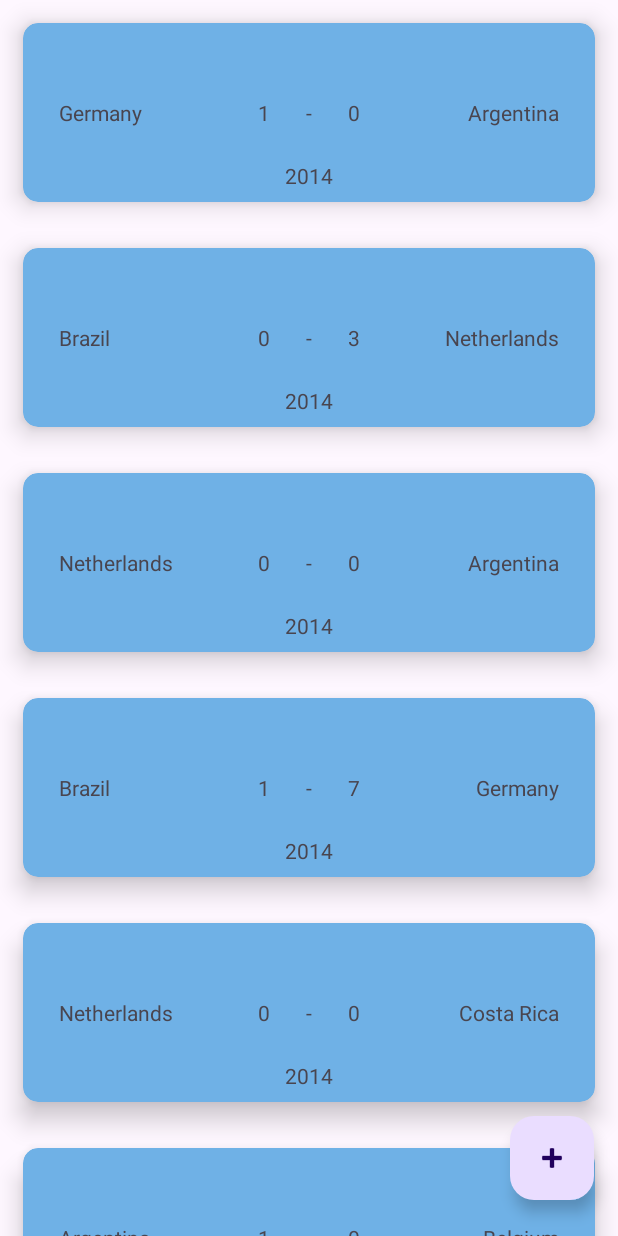
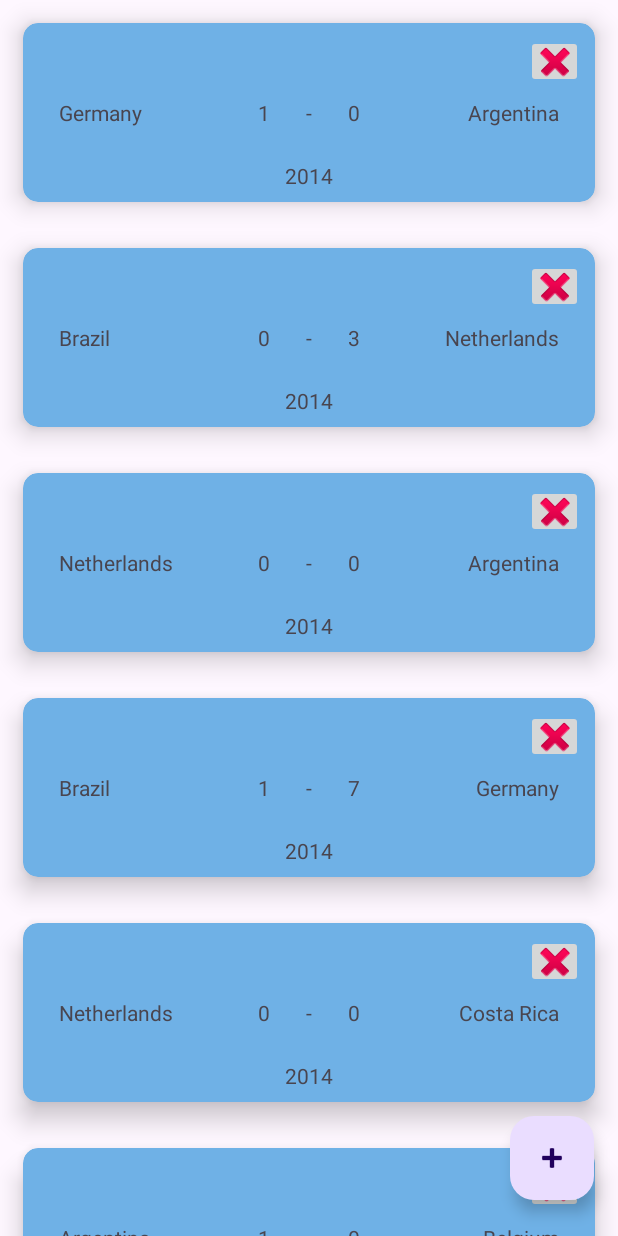
Before and after one commit to MostafaMohamed2002/BK_Programmer_Project_1, an Android app: the screen it shows after launch (MainActivity), on a phone screen of 412 x 824 dp. Run offline under Robolectric (Android 15) with nearby library versions, the phone set to English and light mode, and no system bars.

```diff
--- a/app/src/main/res/layout/card_view_item.xml
+++ b/app/src/main/res/layout/card_view_item.xml
@@ -76,5 +76,16 @@
             app:layout_constraintBottom_toBottomOf="parent"
             app:layout_constraintEnd_toEndOf="parent"
             app:layout_constraintStart_toStartOf="parent" />
+
+        <ImageButton
+            android:id="@+id/imageButton"
+            android:layout_width="38dp"
+            android:layout_height="35dp"
+            android:layout_marginTop="8dp"
+            android:layout_marginEnd="8dp"
+            app:layout_constraintEnd_toEndOf="parent"
+            app:layout_constraintTop_toTopOf="parent"
+            app:srcCompat="@android:drawable/ic_delete" />
+
     </androidx.constraintlayout.widget.ConstraintLayout>
 </androidx.cardview.widget.CardView>
```
